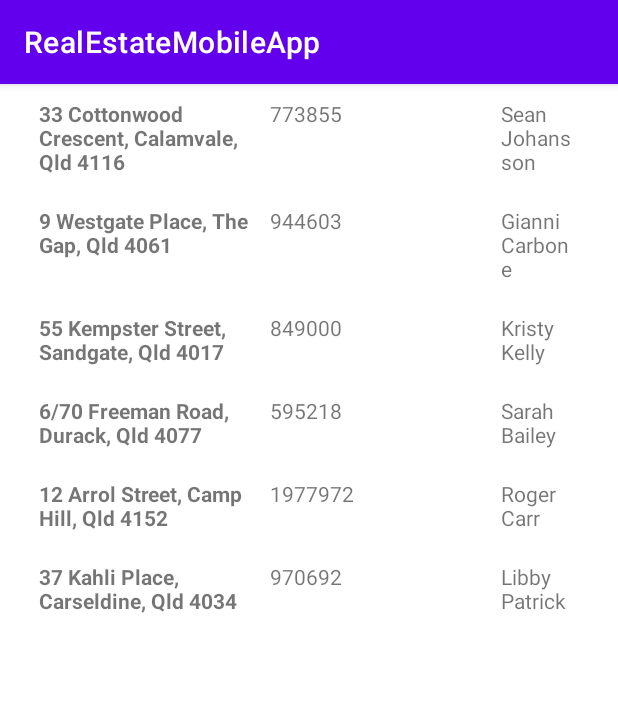
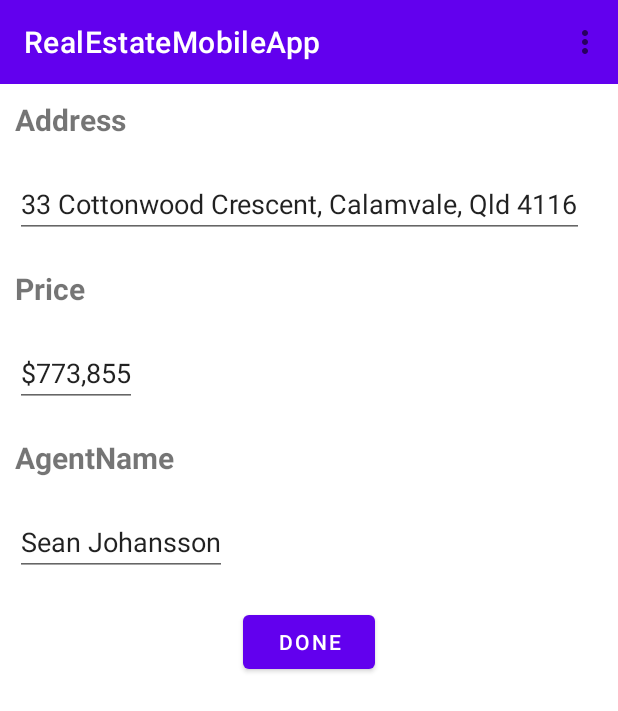
Before and after one commit to danny780659/RealEstateMobileApp, an Android app: the screen it shows after launch (MainActivity), after a tap on "33 Cottonwood Crescent, Calamvale, Qld 4", on a phone screen of 412 x 824 dp. Shown: the top 711 px of the screen. Run offline under Robolectric (Android 15) with nearby library versions, the phone set to English and light mode, and no system bars.

Commit message:
added functionality

```diff
--- a/app/src/main/java/com/example/realestatemobileapp/MainActivity.kt
+++ b/app/src/main/java/com/example/realestatemobileapp/MainActivity.kt
@@ -2,21 +2,69 @@ package com.example.realestatemobileapp
 
 import androidx.appcompat.app.AppCompatActivity
 import android.os.Bundle
+import android.view.Menu
+import androidx.fragment.app.Fragment
+import androidx.lifecycle.ViewModelProvider
 
 class MainActivity : AppCompatActivity() {
+
+    private lateinit var mPropertyDetailsViewModel: PropertyDetailsViewModel
     override fun onCreate(savedInstanceState: Bundle?) {
         super.onCreate(savedInstanceState)
         setContentView(R.layout.activity_main)
 
-        if (savedInstanceState == null) {
+        setSupportActionBar(findViewById(R.id.main_toolbar))
 
-            val fragment = PropertyListDetailsFragment.newInstance()
+        mPropertyDetailsViewModel = ViewModelProvider(this).get(PropertyDetailsViewModel::class.java)
 
+        mPropertyDetailsViewModel.selectedProperty.observe(this) {
+            loadFragment(PropertyDetailsFragment.newInstance())
+        }
+
+        mPropertyDetailsViewModel.editedProperty.observe(this) {
+            loadFragment(PropertyListFragment.newInstance())
+        }
+
+/*
+        // we will persist data later using the database - However if we wanted to do it here
+        // we can put the list fragment on the stack and pop it off rather than recreating it
+        mPropertyDetailsViewModel.selectedProperty.observe(this) {
             supportFragmentManager
                 .beginTransaction()
-                .replace(R.id.container, fragment)
+                .replace(R.id.container, PropertyDetailsFragment.newInstance())
+                .addToBackStack("list_fragment")
                 .commit()
         }
 
+        mPropertyDetailsViewModel.editedProperty.observe(this) {
+            supportFragmentManager.popBackStack()
+        }
+*/
+        if (savedInstanceState == null) {
+            loadFragment(PropertyListFragment.newInstance())
+        }
+    }
+
+    override fun onCreateOptionsMenu(menu: Menu?): Boolean {
+        menuInflater.inflate(R.menu. menu_main, menu)
+        return true
+    }
+    fun loadFragment(fragment: Fragment)
+    {
+        supportFragmentManager
+            .beginTransaction()
+            .replace(R.id.container, fragment)
+            .commit()
+    }
+
+    override fun onBackPressed() {
+
+        val currentFragment: Fragment? =
+            supportFragmentManager.findFragmentById(R.id.container)
+
+        if (currentFragment != null && currentFragment.view?.id == R.id.property_details_fragment)
+            loadFragment(PropertyListFragment.newInstance())
+        else
+            finish()	// use this if it will not exit app for back pressed on list page
     }
 }
--- a/app/src/main/java/com/example/realestatemobileapp/Property.kt
+++ b/app/src/main/java/com/example/realestatemobileapp/Property.kt
@@ -1,3 +1,3 @@
 package com.example.realestatemobileapp
 
-data class Property (var id: String, var address: String, var price: Int, var agentName: String)
+data class Property (var id: String, var address: String, var price: String, var agentName: String, var imageName: String)
--- a/app/src/main/java/com/example/realestatemobileapp/PropertyAdapter.kt
+++ b/app/src/main/java/com/example/realestatemobileapp/PropertyAdapter.kt
@@ -5,13 +5,22 @@ import android.view.LayoutInflater
 import android.view.View
 import android.view.ViewGroup
 import android.widget.TextView
+import androidx.lifecycle.ViewModelProvider
+import androidx.lifecycle.ViewModelStoreOwner
 import androidx.recyclerview.widget.RecyclerView
 import java.util.Properties
 
 class PropertyAdapter(var properties: List<Property>) : RecyclerView.Adapter<PropertyAdapter.ViewHolder>() {
 
+    private lateinit var propertyDetailsViewModel: PropertyDetailsViewModel
+
     override fun onCreateViewHolder(parent: ViewGroup, viewType: Int) : ViewHolder {
         val view = LayoutInflater.from(parent.context).inflate(R.layout.list_item, parent, false);
+
+        val viewModelStoreOwner = parent.context as ViewModelStoreOwner
+
+        propertyDetailsViewModel =
+            ViewModelProvider(viewModelStoreOwner).get(PropertyDetailsViewModel::class.java)
 
         return ViewHolder(view)
     }
@@ -33,6 +42,8 @@ class PropertyAdapter(var properties: List<Property>) : RecyclerView.Adapter<Pro
 
         override fun onClick(v: View) {
             Log.d("PropertyAdapter", property.address + " selected")
+            propertyDetailsViewModel.selectedProperty.value = property
+
         }
 
         fun bind(property: Property) {
@@ -43,7 +54,7 @@ class PropertyAdapter(var properties: List<Property>) : RecyclerView.Adapter<Pro
             val agentNameView: TextView = view.findViewById(R.id.agentName)
 
             addressView.text = property.address
-            priceView.text = property.price.toString()
+            priceView.text = property.price
             agentNameView.text = property.agentName
         }
     }
--- /dev/null
+++ b/app/src/main/java/com/example/realestatemobileapp/PropertyDetailsFragment.kt
@@ -0,0 +1,56 @@
+package com.example.realestatemobileapp
+
+import android.os.Bundle
+import android.view.LayoutInflater
+import android.view.View
+import android.view.ViewGroup
+import android.widget.Button
+import android.widget.TextView
+import androidx.fragment.app.Fragment
+import androidx.lifecycle.ViewModelProvider
+import androidx.lifecycle.ViewModelStoreOwner
+
+class PropertyDetailsFragment : Fragment() {
+
+    companion object {
+        fun newInstance() = PropertyDetailsFragment()
+    }
+
+    private lateinit var mPropertyDetailsViewModel: PropertyDetailsViewModel
+    private lateinit var mProperty: Property
+
+    override fun onCreateView(inflater: LayoutInflater, container: ViewGroup?,
+                              savedInstanceState: Bundle?): View {
+
+        var view = inflater.inflate(R.layout.fragment_details, container, false)
+
+        val context = activity as ViewModelStoreOwner
+        mPropertyDetailsViewModel = ViewModelProvider(context).get(PropertyDetailsViewModel::class.java)
+
+        mProperty = mPropertyDetailsViewModel.selectedProperty.value!!
+
+        val addressText = view?.findViewById<TextView>(R.id.address)
+        addressText?.text = mProperty.address
+
+        val priceText = view?.findViewById<TextView>(R.id.price)
+        priceText?.text = mProperty.price.toString()
+
+        val agentNameText = view?.findViewById<TextView>(R.id.agentName)
+        agentNameText?.text = mProperty.agentName
+
+       // val imageName = view?.findViewById<TextView>(R.id.imageName)
+        //imageName?.image = mProperty.imageName
+
+        val doneButton = view?.findViewById<Button>(R.id.done)
+
+        doneButton?.setOnClickListener { _ ->
+            mProperty.address = addressText?.text.toString()
+            mProperty.price = priceText?.text.toString()
+            mProperty.agentName = agentNameText?.text.toString()
+
+            mPropertyDetailsViewModel.editedProperty.value = mProperty
+        }
+
+        return view
+    }
+}
--- /dev/null
+++ b/app/src/main/java/com/example/realestatemobileapp/PropertyDetailsViewModel.kt
@@ -0,0 +1,9 @@
+package com.example.realestatemobileapp
+
+import androidx.lifecycle.MutableLiveData
+import androidx.lifecycle.ViewModel
+
+class PropertyDetailsViewModel : ViewModel() {
+    val selectedProperty = MutableLiveData<Property>()
+    val editedProperty = MutableLiveData<Property>()
+}
--- a/app/src/main/java/com/example/realestatemobileapp/PropertyListDetailsFragment.kt
+++ /dev/null
@@ -1,40 +0,0 @@
-package com.example.realestatemobileapp
-
-import android.os.Bundle
-import android.view.LayoutInflater
-import android.view.View
-import android.view.ViewGroup
-import androidx.fragment.app.Fragment
-import androidx.recyclerview.widget.LinearLayoutManager
-import androidx.recyclerview.widget.RecyclerView
-
-class PropertyListDetailsFragment : Fragment() {
-
-    companion object {
-        fun newInstance() = PropertyListDetailsFragment()
-    }
-
-    val propertyArray: ArrayList<Property> = ArrayList()
-
-    override fun onCreate(savedInstanceState: Bundle?) {
-        super.onCreate(savedInstanceState)
-
-        propertyArray.add(Property("1", "33 Cottonwood Crescent, Calamvale, Qld 4116", 773855, "Sean Johansson"))
-        propertyArray.add(Property("2", "9 Westgate Place, The Gap, Qld 4061", 944603, "Gianni Carbone"))
-        propertyArray.add(Property("3", "55 Kempster Street, Sandgate, Qld 4017", 849000, "Kristy Kelly"))
-        propertyArray.add(Property("4", "6/70 Freeman Road, Durack, Qld 4077", 595218, "Sarah Bailey"))
-        propertyArray.add(Property("5", "12 Arrol Street, Camp Hill, Qld 4152", 1977972, "Roger Carr"))
-        propertyArray.add(Property("6", "37 Kahli Place, Carseldine, Qld 4034", 970692, "Libby Patrick"))
-    }
-
-    override fun onCreateView(inflater: LayoutInflater, container: ViewGroup?,
-                              savedInstanceState: Bundle?): View {
-
-        val recyclerView = inflater.inflate(R.layout.list_page_fragment, container, false) as RecyclerView
-        recyclerView.layoutManager = LinearLayoutManager(context)
-
-        recyclerView.adapter = PropertyAdapter(propertyArray)
-        return recyclerView
-    }
-
-}
--- /dev/null
+++ b/app/src/main/java/com/example/realestatemobileapp/PropertyListFragment.kt
@@ -0,0 +1,61 @@
+package com.example.realestatemobileapp
+
+import android.os.Bundle
+import android.view.LayoutInflater
+import android.view.View
+import android.view.ViewGroup
+import android.widget.ImageView
+import androidx.fragment.app.Fragment
+import androidx.lifecycle.ViewModelProvider
+import androidx.lifecycle.ViewModelStoreOwner
+import androidx.recyclerview.widget.LinearLayoutManager
+import androidx.recyclerview.widget.RecyclerView
+
+class PropertyListFragment : Fragment() {
+
+    companion object {
+        fun newInstance() = PropertyListFragment()
+    }
+
+    val mPropertyArray: ArrayList<Property> = ArrayList()
+    private lateinit var mPropertyDetailsViewModel: PropertyDetailsViewModel
+
+    override fun onCreate(savedInstanceState: Bundle?) {
+        super.onCreate(savedInstanceState)
+
+        mPropertyArray.add(Property("1", "33 Cottonwood Crescent, Calamvale, Qld 4116", "$773,855", "Sean Johansson", "house1"))
+        mPropertyArray.add(Property("2", "9 Westgate Place, The Gap, Qld 4061", "$944,603", "Gianni Carbone", "house2"))
+        mPropertyArray.add(Property("3", "55 Kempster Street, Sandgate, Qld 4017", "$849,000", "Kristy Kelly", "house3"))
+        mPropertyArray.add(Property("4", "6/70 Freeman Road, Durack, Qld 4077", "$595,218", "Sarah Bailey","house4"))
+        mPropertyArray.add(Property("5", "12 Arrol Street, Camp Hill, Qld 4152", "$1,977,972", "Roger Carr", "house5"))
+        mPropertyArray.add(Property("6", "37 Kahli Place, Carseldine, Qld 4034", "$970,692", "Libby Patrick", "house6"))
+
+        //val resourceId = this.resources.getIdentifier("house1", "drawable", this.getPackageName());
+        //findViewById<ImageView>(R.id.house_image).setImageResource(resourceId)
+
+        val context = activity as ViewModelStoreOwner
+        mPropertyDetailsViewModel = ViewModelProvider(context).get(PropertyDetailsViewModel::class.java)
+    }
+
+    override fun onCreateView(inflater: LayoutInflater, container: ViewGroup?,
+                              savedInstanceState: Bundle?): View {
+
+        val recyclerView = inflater.inflate(R.layout.list_page_fragment, container, false) as RecyclerView
+        recyclerView.layoutManager = LinearLayoutManager(context)
+
+        var editedProperty = mPropertyDetailsViewModel.editedProperty.value
+
+        if (editedProperty != null) {
+            for (i in 0 until (mPropertyArray.size - 1)) {
+                if (mPropertyArray[i].id == editedProperty.id) {
+                    mPropertyArray[i] = editedProperty
+                    break
+                }
+            }
+        }
+
+        recyclerView.adapter = PropertyAdapter(mPropertyArray)
+        return recyclerView
+    }
+
+}
--- /dev/null
+++ b/app/src/main/res/drawable/ic_house.xml
@@ -0,0 +1,5 @@
+<vector android:height="24dp" android:tint="#FFFFFF"
+    android:viewportHeight="24" android:viewportWidth="24"
+    android:width="24dp" xmlns:android="http://schemas.android.com/apk/res/android">
+    <path android:fillColor="@android:color/white" android:pathData="M19,9.3V4h-3v2.6L12,3L2,12h3v8h5v-6h4v6h5v-8h3L19,9.3zM10,10c0,-1.1 0.9,-2 2,-2s2,0.9 2,2H10z"/>
+</vector>
--- a/app/src/main/res/layout/activity_main.xml
+++ b/app/src/main/res/layout/activity_main.xml
@@ -1,10 +1,20 @@
 <?xml version="1.0" encoding="utf-8"?>
-<androidx.constraintlayout.widget.ConstraintLayout xmlns:android="http://schemas.android.com/apk/res/android"
+<LinearLayout xmlns:android="http://schemas.android.com/apk/res/android"
     xmlns:app="http://schemas.android.com/apk/res-auto"
     xmlns:tools="http://schemas.android.com/tools"
     android:id="@+id/container"
     android:layout_width="match_parent"
     android:layout_height="match_parent"
-    tools:context=".MainActivity">
+    tools:context=".MainActivity"
+    android:orientation="vertical">
 
-</androidx.constraintlayout.widget.ConstraintLayout>
+    <androidx.appcompat.widget.Toolbar
+        android:id="@+id/main_toolbar"
+        android:layout_width="match_parent"
+        android:layout_height="wrap_content"
+        android:background="?attr/colorPrimary"
+        android:minHeight="?attr/actionBarSize"
+        app:title="@string/app_name"
+        app:titleTextColor="@android:color/white" />
+
+</LinearLayout>
--- /dev/null
+++ b/app/src/main/res/layout/fragment_details.xml
@@ -0,0 +1,67 @@
+<?xml version="1.0" encoding="utf-8"?>
+<LinearLayout xmlns:android="http://schemas.android.com/apk/res/android"
+    android:id="@+id/property_details_fragment"
+    android:name="com.example.realestatemobileapp.PropertyDetailsFragment"
+    android:tag="property_details_fragment"
+    android:layout_width="match_parent"
+    android:layout_height="match_parent"
+    android:padding="10dp"
+    android:orientation="vertical">
+
+    <ImageView
+        android:id="@+id/house_image"
+        android:layout_width="match_parent"
+        android:layout_height="wrap_content"
+        android:layout_gravity="center_horizontal"
+        android:layout_marginTop="0dp"
+        android:gravity="center_horizontal" />
+
+    <TextView
+        android:layout_width="wrap_content"
+        android:layout_height="wrap_content"
+        android:textSize="20sp"
+        android:textStyle="bold"
+        android:text="Address"/>
+
+    <EditText
+        android:id="@+id/address"
+        android:layout_marginTop="20dp"
+        android:layout_width="wrap_content"
+        android:layout_height="wrap_content"/>
+
+    <TextView
+        android:layout_width="wrap_content"
+        android:layout_height="wrap_content"
+        android:layout_marginTop="20dp"
+        android:textSize="20sp"
+        android:textStyle="bold"
+        android:text="Price"/>
+
+    <EditText
+        android:id="@+id/price"
+        android:layout_marginTop="20dp"
+        android:layout_width="wrap_content"
+        android:layout_height="wrap_content"/>
+
+    <TextView
+        android:layout_width="wrap_content"
+        android:layout_height="wrap_content"
+        android:layout_marginTop="20dp"
+        android:textSize="20sp"
+        android:textStyle="bold"
+        android:text="AgentName"/>
+
+    <EditText
+        android:id="@+id/agentName"
+        android:layout_marginTop="20dp"
+        android:layout_width="wrap_content"
+        android:layout_height="wrap_content"/>
+
+    <Button
+        android:id="@+id/done"
+        android:layout_width="wrap_content"
+        android:layout_height="wrap_content"
+        android:layout_marginTop="20dp"
+        android:layout_gravity="center_horizontal"
+        android:text="DONE"/>
+</LinearLayout>
--- a/app/src/main/res/layout/list_page_fragment.xml
+++ b/app/src/main/res/layout/list_page_fragment.xml
@@ -1,7 +1,7 @@
 <?xml version="1.0" encoding="utf-8"?>
 <androidx.recyclerview.widget.RecyclerView xmlns:android="http://schemas.android.com/apk/res/android"
     xmlns:app="http://schemas.android.com/apk/res-auto"
-    android:id="@+id/dog_list_fragment"
+    android:id="@+id/property_list_fragment"
     android:name="com.example.realestatemobileapp.PropertyListDetailsFragment"
     android:tag="property_list_fragment"
     android:layout_width="match_parent"
--- /dev/null
+++ b/app/src/main/res/menu/menu_main.xml
@@ -0,0 +1,10 @@
+<?xml version="1.0" encoding="utf-8"?>
+<menu xmlns:android="http://schemas.android.com/apk/res/android">
+
+    <item
+        android:id="@+id/house"
+        android:icon="@drawable/ic_house"
+        android:title="House">
+    </item>
+
+</menu>
--- a/app/src/main/res/values-night/themes.xml
+++ b/app/src/main/res/values-night/themes.xml
@@ -1,6 +1,6 @@
 <resources xmlns:tools="http://schemas.android.com/tools">
     <!-- Base application theme. -->
-    <style name="Theme.RealEstateMobileApp" parent="Theme.MaterialComponents.DayNight.DarkActionBar">
+    <style name="Theme.RealEstateMobileApp" parent="Theme.MaterialComponents.DayNight.NoActionBar">
         <!-- Primary brand color. -->
         <item name="colorPrimary">@color/purple_200</item>
         <item name="colorPrimaryVariant">@color/purple_700</item>
--- a/app/src/main/res/values/themes.xml
+++ b/app/src/main/res/values/themes.xml
@@ -1,6 +1,6 @@
 <resources xmlns:tools="http://schemas.android.com/tools">
     <!-- Base application theme. -->
-    <style name="Theme.RealEstateMobileApp" parent="Theme.MaterialComponents.DayNight.DarkActionBar">
+    <style name="Theme.RealEstateMobileApp" parent="Theme.MaterialComponents.DayNight.NoActionBar">
         <!-- Primary brand color. -->
         <item name="colorPrimary">@color/purple_500</item>
         <item name="colorPrimaryVariant">@color/purple_700</item>
```
Also changed, not shown: app/src/main/res/drawable/house1.jpg (added), app/src/main/res/drawable/house2.jpg (added), app/src/main/res/drawable/house3.jpg (added), app/src/main/res/drawable/house4.jpg (added), app/src/main/res/drawable/house5.jpg (added), app/src/main/res/drawable/house6.jpg (added).
